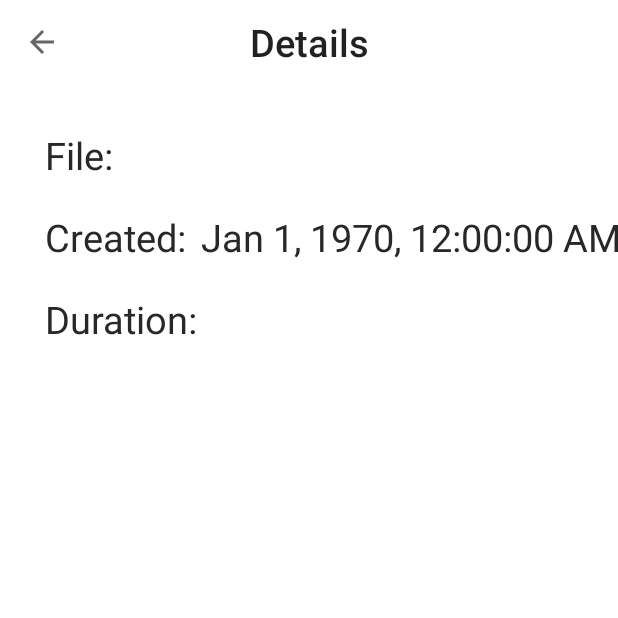
After one commit to viktornikolov069/Audio-Recorder, an Android app: the DetailsActivity screen opened directly, with no data from a screen before it, on a phone screen of 412 x 824 dp, the top half of it. The commit adds this screen. Run offline under Robolectric (Android 15) with nearby library versions, the phone set to English and light mode, and no system bars; our stand-ins replace Room's generated code; 3 statements that could not run were skipped.

Commit message:
First full version of audio recorder

```diff
--- a/app/src/main/AndroidManifest.xml
+++ b/app/src/main/AndroidManifest.xml
@@ -16,12 +16,16 @@
         android:theme="@style/Theme.AudioRecorder"
         tools:targetApi="31">
         <activity
+            android:name=".ui.DetailsActivity"
+            android:exported="false"
+            android:parentActivityName=".ui.GalleryActivity"/>
+        <activity
             android:name=".ui.AudioPlayerActivity"
             android:exported="false" />
         <activity
             android:name=".ui.GalleryActivity"
             android:exported="false"
-            android:windowSoftInputMode="adjustResize"/>
+            android:windowSoftInputMode="adjustResize" />
         <activity
             android:name=".ui.MainActivity"
             android:exported="true"
--- a/app/src/main/java/com/example/audiorecorder/adapter/AudioAdapter.kt
+++ b/app/src/main/java/com/example/audiorecorder/adapter/AudioAdapter.kt
@@ -9,6 +9,8 @@ import androidx.recyclerview.widget.DiffUtil
 import androidx.recyclerview.widget.RecyclerView
 import com.example.audiorecorder.databinding.ItemLayoutBinding
 import com.example.audiorecorder.db.AudioRecord
+import com.example.audiorecorder.ui.DetailsActivity
+import com.example.audiorecorder.ui.GalleryActivity
 import java.text.SimpleDateFormat
 import java.util.*
 
--- /dev/null
+++ b/app/src/main/java/com/example/audiorecorder/ui/DetailsActivity.kt
@@ -0,0 +1,59 @@
+package com.example.audiorecorder.ui
+
+import androidx.appcompat.app.AppCompatActivity
+import android.os.Bundle
+import androidx.room.Room
+import com.example.audiorecorder.databinding.ActivityDetailsBinding
+import com.example.audiorecorder.db.AppDatabase
+import com.example.audiorecorder.utils.Constants
+import java.text.DateFormat
+
+class DetailsActivity : AppCompatActivity() {
+
+    private lateinit var binding: ActivityDetailsBinding
+    private val appDB: AppDatabase by lazy {
+        Room.databaseBuilder(this, AppDatabase::class.java, Constants.APP_DATABASE)
+            .allowMainThreadQueries()
+            .fallbackToDestructiveMigration()
+            .build()
+    }
+
+    /* Audio record variables */
+    private var id = 0
+    private var  filename = ""
+    private var timestamp = 0L
+    private var duration = ""
+
+    override fun onCreate(savedInstanceState: Bundle?) {
+        super.onCreate(savedInstanceState)
+        binding = ActivityDetailsBinding.inflate(layoutInflater)
+        setContentView(binding.root)
+
+        /* --- Enable Toolbar --- */
+        setSupportActionBar(binding.mtToolbarDetails)
+        supportActionBar?.setDisplayHomeAsUpEnabled(true)
+        supportActionBar?.setDisplayShowHomeEnabled(true)
+        binding.mtToolbarDetails.setNavigationOnClickListener {
+            onBackPressed()
+        }
+
+        /* This intent is sent from btnInfo inside ActivityGallery */
+        intent.extras?.let {
+            id = it.getInt(Constants.BUNDLE_AUDIO_RECORD_ID)
+        }
+
+        /* Extracting data from database */
+        filename = appDB.audioRecordDao().getAll().find { it.id == id }!!.filename
+        timestamp = appDB.audioRecordDao().getAll().find { it.id == id }!!.timestamp
+        duration = appDB.audioRecordDao().getAll().find { it.id == id }!!.duration
+
+        /* Setting date format */
+        val date = DateFormat.getDateTimeInstance().format(timestamp)
+
+        binding.apply {
+            tvFile.text = filename
+            tvCreated.text = date
+            tvDuration.text = duration
+        }
+    }
+}
--- a/app/src/main/res/drawable/ic_info.xml
+++ b/app/src/main/res/drawable/ic_info.xml
@@ -1,4 +1,4 @@
-<vector android:height="32dp" android:tint="#717071"
+<vector android:height="32dp" android:tint="@color/grayDark"
     android:viewportHeight="24" android:viewportWidth="24"
     android:width="32dp" xmlns:android="http://schemas.android.com/apk/res/android">
     <path android:fillColor="@android:color/white" android:pathData="M12,2C6.48,2 2,6.48 2,12s4.48,10 10,10 10,-4.48 10,-10S17.52,2 12,2zM13,17h-2v-6h2v6zM13,9h-2L11,7h2v2z"/>
--- a/app/src/main/res/drawable/ic_info_disabled.xml
+++ b/app/src/main/res/drawable/ic_info_disabled.xml
@@ -1,4 +1,4 @@
-<vector android:height="32dp" android:tint="#717071"
+<vector android:height="32dp" android:tint= "@color/grayDarkDisabled"
     android:viewportHeight="24" android:viewportWidth="24"
     android:width="32dp" xmlns:android="http://schemas.android.com/apk/res/android">
     <path android:fillColor="@android:color/white" android:pathData="M12,2C6.48,2 2,6.48 2,12s4.48,10 10,10 10,-4.48 10,-10S17.52,2 12,2zM13,17h-2v-6h2v6zM13,9h-2L11,7h2v2z"/>
--- /dev/null
+++ b/app/src/main/res/layout/activity_details.xml
@@ -0,0 +1,94 @@
+<?xml version="1.0" encoding="utf-8"?>
+<androidx.constraintlayout.widget.ConstraintLayout xmlns:android="http://schemas.android.com/apk/res/android"
+    xmlns:app="http://schemas.android.com/apk/res-auto"
+    xmlns:tools="http://schemas.android.com/tools"
+    android:layout_width="match_parent"
+    android:layout_height="match_parent"
+    tools:context=".ui.DetailsActivity">
+
+    <!-- TOOLBAR LAYOUT DETAILS -->
+    <com.google.android.material.appbar.MaterialToolbar
+        android:id="@+id/mtToolbarDetails"
+        android:layout_width="match_parent"
+        android:layout_height="wrap_content"
+        app:layout_constraintEnd_toEndOf="parent"
+        app:layout_constraintStart_toStartOf="parent"
+        app:layout_constraintTop_toTopOf="parent"
+        app:titleCentered="true"
+        app:titleTextAppearance="@style/Toolbar.TitleText"
+        app:title="Details">
+
+    </com.google.android.material.appbar.MaterialToolbar>
+
+    <!-- FILE / NAME -->
+    <TextView
+        android:id="@+id/tvLabelFile"
+        android:layout_width="wrap_content"
+        android:layout_height="wrap_content"
+        android:layout_margin="30dp"
+        android:text="File:"
+        android:textSize="25sp"
+        app:layout_constraintStart_toStartOf="parent"
+        app:layout_constraintTop_toBottomOf="@+id/mtToolbarDetails" />
+
+    <TextView
+        android:id="@+id/tvFile"
+        android:layout_width="wrap_content"
+        android:layout_height="wrap_content"
+        android:maxLines="4"
+        android:layout_marginStart="10dp"
+        app:layout_constraintBottom_toBottomOf="@+id/tvLabelFile"
+        app:layout_constraintStart_toEndOf="@+id/tvLabelFile"
+        app:layout_constraintTop_toTopOf="@+id/tvLabelFile"
+        android:textSize="25sp"
+        tools:text="some file name" />
+
+    <!-- CREATED / IN WHAT TIME -->
+    <TextView
+        android:id="@+id/tvLabelCreated"
+        android:layout_width="wrap_content"
+        android:layout_height="wrap_content"
+        android:text="Created:"
+        android:layout_marginTop="20dp"
+        android:textSize="25sp"
+        app:layout_constraintStart_toStartOf="@id/tvLabelFile"
+        app:layout_constraintTop_toBottomOf="@+id/tvLabelFile" />
+
+    <TextView
+        android:id="@+id/tvCreated"
+        android:layout_width="wrap_content"
+        android:layout_height="wrap_content"
+        android:maxLines="4"
+        android:layout_marginStart="10dp"
+        app:layout_constraintBottom_toBottomOf="@+id/tvLabelCreated"
+        app:layout_constraintStart_toEndOf="@+id/tvLabelCreated"
+        app:layout_constraintTop_toTopOf="@+id/tvLabelCreated"
+        android:textSize="25sp"
+        tools:text="some date created" />
+
+    <!-- DURATION / HOW MUCH TIME -->
+    <TextView
+        android:id="@+id/tvLabelDuration"
+        android:layout_width="wrap_content"
+        android:layout_height="wrap_content"
+        android:text="Duration:"
+        android:layout_marginTop="20dp"
+        android:textSize="25sp"
+        app:layout_constraintStart_toStartOf="@id/tvLabelCreated"
+        app:layout_constraintTop_toBottomOf="@+id/tvLabelCreated" />
+
+    <TextView
+        android:id="@+id/tvDuration"
+        android:layout_width="wrap_content"
+        android:layout_height="wrap_content"
+        android:layout_marginStart="10dp"
+        android:maxLines="4"
+        app:layout_constraintBottom_toBottomOf="@+id/tvLabelDuration"
+        app:layout_constraintStart_toEndOf="@+id/tvLabelDuration"
+        app:layout_constraintTop_toTopOf="@+id/tvLabelDuration"
+        android:textSize="25sp"
+        tools:text="some duration" />
+
+
+
+</androidx.constraintlayout.widget.ConstraintLayout>
--- a/app/src/main/res/values/themes.xml
+++ b/app/src/main/res/values/themes.xml
@@ -43,4 +43,8 @@
         <item name="startIconDrawable">@drawable/ic_search</item>
 
     </style>
+
+    <style name="Toolbar.TitleText" parent="TextAppearance.Widget.AppCompat.Toolbar.Title">
+        <item name="android:textSize">25sp</item>
+    </style>
 </resources>
```
Also changed, not shown: app/src/main/java/com/example/audiorecorder/ui/GalleryActivity.kt (+123 -66 lines), app/src/main/java/com/example/audiorecorder/ui/GalleryOptionsFragment.kt (deleted, +0 -60 lines), app/src/main/java/com/example/audiorecorder/ui/MainActivity.kt (+6 -3 lines), app/src/main/res/layout/activity_gallery.xml (+10 -0 lines), app/src/main/res/layout/fragment_gallery_options.xml (deleted, +0 -14 lines).
